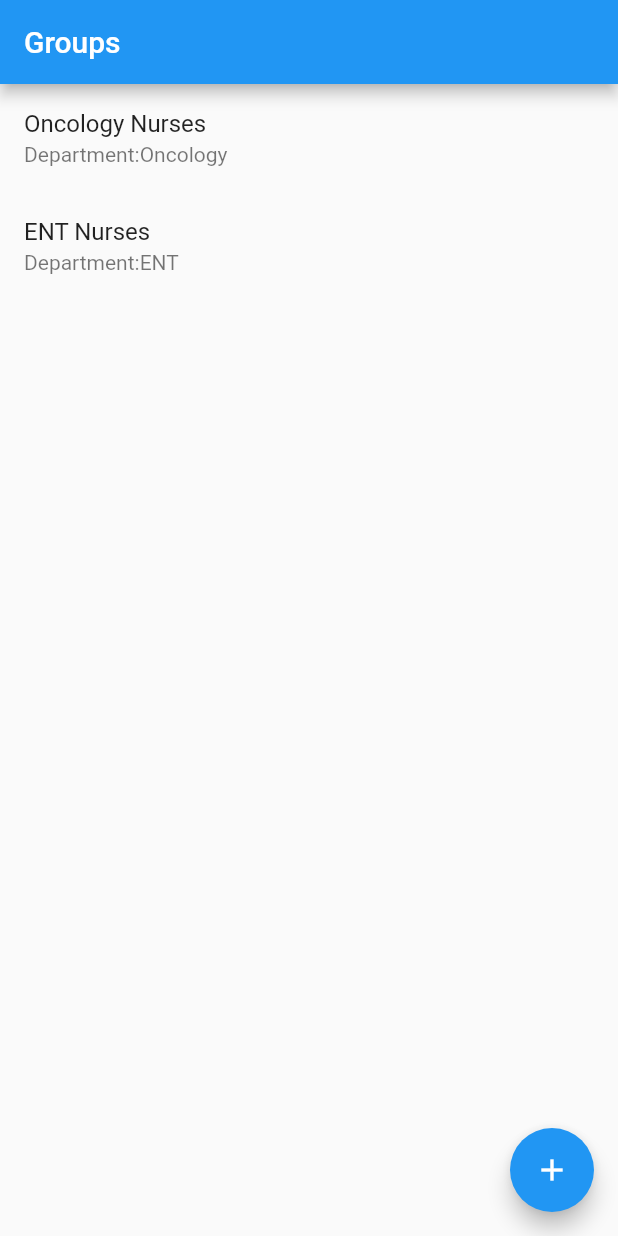
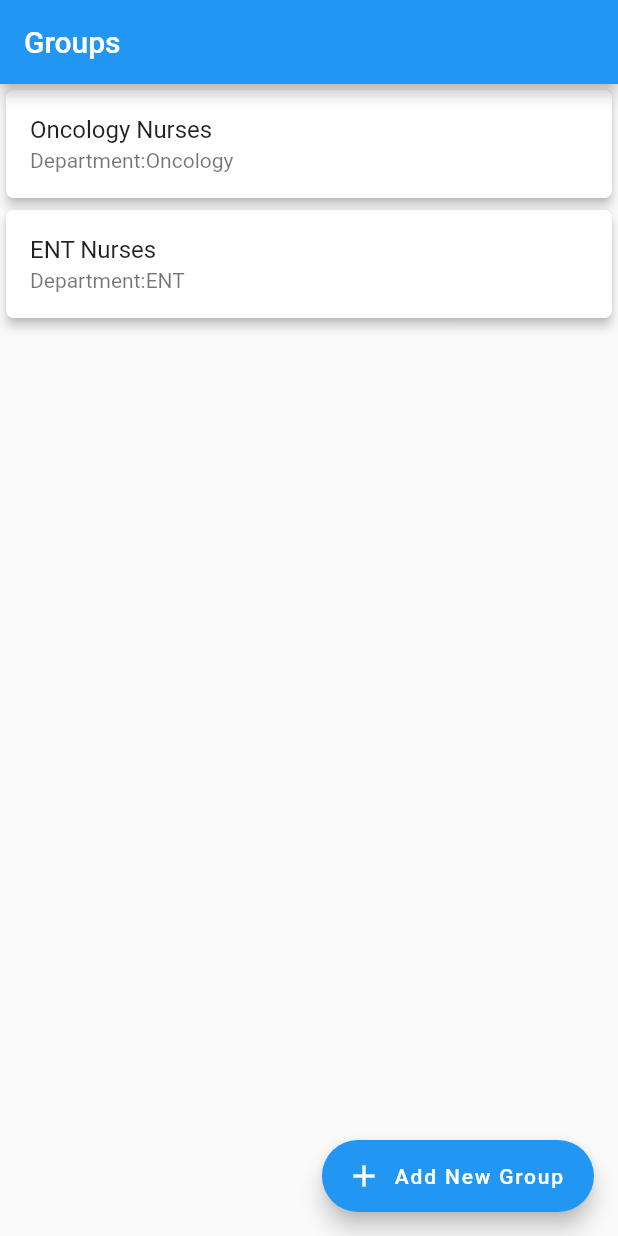
Before and after one commit to Sharan-ayush08/duty_managment2, a Flutter app: the screen it shows after launch, on a phone screen of 412 x 824 dp. Run offline on Flutter 3.47's test engine with Material 2 defaults, Android fonts, the phone set to English and light mode, and no system bars.

Commit message:
Styling completed

```diff
--- a/lib/screens/view_groups.dart
+++ b/lib/screens/view_groups.dart
@@ -16,11 +16,12 @@ class ViewGroupsPage extends StatelessWidget {
         backgroundColor: Colors.blue,
         title: Text("Groups"),
       ),
-      floatingActionButton: FloatingActionButton(
+      floatingActionButton: FloatingActionButton.extended(
+        icon: Icon(Icons.add),
         onPressed: () {
           _showInformationDialog(context);
         },
-        child: Icon(Icons.add),
+        label: Text("Add New Group"),
       ),
       body: myGroups.isEmpty
           ? Center(
@@ -30,14 +31,20 @@ class ViewGroupsPage extends StatelessWidget {
               scrollDirection: Axis.vertical,
               itemCount: myGroups.length,
               itemBuilder: (BuildContext ctx, int index) {
-                return Column(
-                  children: <ListTile>[
-                    ListTile(
-                      title: Text(myGroups[index].groupName),
-                      subtitle:
-                          Text('Department:' + myGroups[index].departmentName),
-                    )
-                  ],
+                return Card(
+                  shadowColor: Colors.black,
+                  shape: RoundedRectangleBorder(
+                      borderRadius: BorderRadius.circular(5)),
+                  elevation: 3,
+                  child: Column(
+                    children: <ListTile>[
+                      ListTile(
+                        title: Text(myGroups[index].groupName),
+                        subtitle: Text(
+                            'Department:' + myGroups[index].departmentName),
+                      )
+                    ],
+                  ),
                 );
               }),
     );
```
